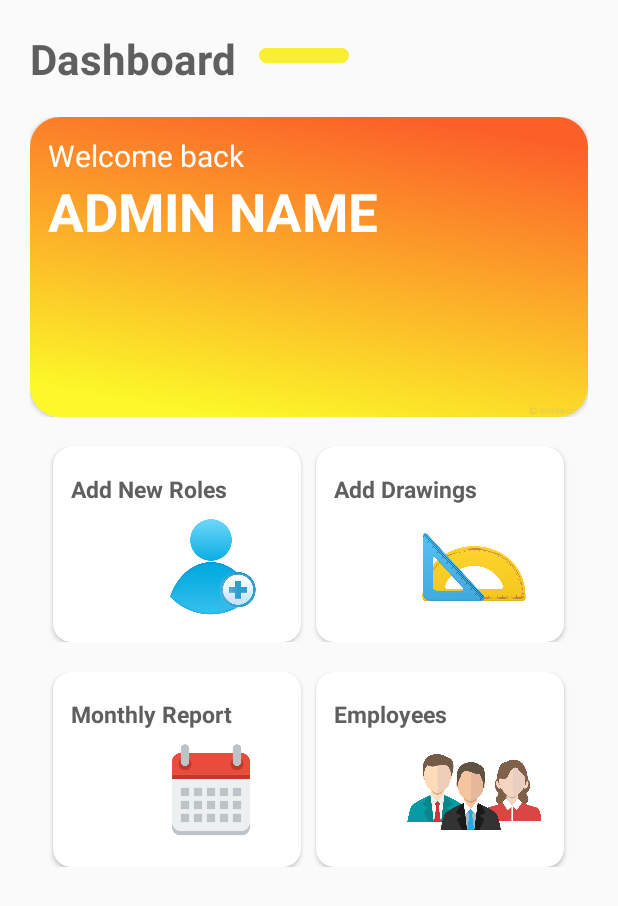
After one commit to 1ezio/Hirmi_android_client, an Android app: the AdminMainScreenActivity screen opened directly, with no data from a screen before it, on a phone screen of 412 x 824 dp. The commit adds this screen. Shown: the top 906 px of the screen. Run offline under Robolectric (Android 15) with nearby library versions, the phone set to English and light mode, and no system bars.

Commit message:
Admin Dashboard Layout (Admin main Screen)

```diff
--- a/app/src/main/AndroidManifest.xml
+++ b/app/src/main/AndroidManifest.xml
@@ -9,7 +9,8 @@
         android:roundIcon="@mipmap/ic_launcher_round"
         android:supportsRtl="true"
         android:theme="@style/AppTheme">
-        <activity android:name=".User_regis"></activity>
+        <activity android:name=".AdminMainScreenActivity"></activity>
+        <activity android:name=".User_regis" />
         <activity android:name=".MainActivity" />
         <activity
             android:name=".Ispector_layout"
--- /dev/null
+++ b/app/src/main/java/com/hirmiproject/hirmi/AdminMainScreenActivity.java
@@ -0,0 +1,14 @@
+package com.hirmiproject.hirmi;
+
+import androidx.appcompat.app.AppCompatActivity;
+
+import android.os.Bundle;
+
+public class AdminMainScreenActivity extends AppCompatActivity {
+
+    @Override
+    protected void onCreate(Bundle savedInstanceState) {
+        super.onCreate(savedInstanceState);
+        setContentView(R.layout.activity_admin_main_screen);
+    }
+}
--- /dev/null
+++ b/app/src/main/res/drawable/bg_view.xml
@@ -0,0 +1,5 @@
+<?xml version="1.0" encoding="utf-8"?>
+<shape xmlns:android="http://schemas.android.com/apk/res/android">
+    <solid android:color="#f9ee30"/>
+    <corners android:radius="28dp"/>
+</shape>
--- /dev/null
+++ b/app/src/main/res/layout/activity_admin_main_screen.xml
@@ -0,0 +1,259 @@
+<?xml version="1.0" encoding="utf-8"?>
+<LinearLayout xmlns:android="http://schemas.android.com/apk/res/android"
+    xmlns:app="http://schemas.android.com/apk/res-auto"
+    xmlns:tools="http://schemas.android.com/tools"
+    android:layout_width="match_parent"
+    android:layout_height="match_parent"
+    android:orientation="vertical"
+    android:padding="10dp"
+    tools:context=".AdminMainScreenActivity">
+
+    <LinearLayout
+        android:layout_width="match_parent"
+        android:layout_height="wrap_content"
+        android:orientation="horizontal"
+        android:padding="10dp">
+
+        <TextView
+            android:layout_width="wrap_content"
+            android:layout_height="wrap_content"
+            android:fontFamily="@font/roboto_bold"
+            android:text="Dashboard"
+            android:textColor="#5f5f5f"
+            android:textSize="28sp"
+            android:textStyle="bold" />
+
+        <View
+            android:layout_width="60dp"
+            android:layout_height="10dp"
+            android:layout_marginLeft="15dp"
+            android:layout_marginTop="12dp"
+            android:background="@drawable/bg_view" />
+
+    </LinearLayout>
+
+    <LinearLayout
+        android:layout_width="match_parent"
+        android:layout_height="wrap_content"
+        android:orientation="vertical"
+        android:padding="10dp">
+
+        <androidx.cardview.widget.CardView
+            android:layout_width="match_parent"
+            android:layout_height="200dp"
+            android:elevation="12dp"
+
+            android:padding="12dp"
+            app:cardCornerRadius="20dp">
+
+            <LinearLayout
+                android:layout_width="match_parent"
+                android:layout_height="match_parent"
+                android:background="@drawable/img_bg_dasboard"
+                android:orientation="vertical">
+
+
+                <LinearLayout
+                    android:layout_width="match_parent"
+                    android:layout_height="wrap_content"
+                    android:orientation="horizontal"
+                    android:paddingTop="12dp"
+                    android:paddingLeft="12dp">
+
+                    <TextView
+                        android:layout_width="wrap_content"
+                        android:layout_height="wrap_content"
+                        android:fontFamily="@font/roboto_italic"
+                        android:text="Welcome back"
+                        android:textColor="#ffff"
+                        android:textSize="20sp" />
+
+
+                </LinearLayout>
+
+                <LinearLayout
+                    android:paddingLeft="12dp"
+                    android:layout_width="match_parent"
+                    android:layout_height="wrap_content"
+                    android:orientation="horizontal">
+
+                    <TextView
+                        android:layout_width="wrap_content"
+                        android:layout_height="wrap_content"
+                        android:text="ADMIN NAME"
+                        android:textColor="#ffff"
+                        android:textStyle="bold"
+                        android:textSize="35sp"/>
+
+                </LinearLayout>
+            </LinearLayout>
+
+        </androidx.cardview.widget.CardView>
+
+    </LinearLayout>
+
+    <LinearLayout
+        android:layout_width="match_parent"
+        android:layout_height="150dp"
+        android:gravity="center"
+        android:orientation="horizontal"
+        android:padding="10dp">
+
+        <androidx.cardview.widget.CardView
+            android:layout_width="165dp"
+            android:layout_height="match_parent"
+            android:elevation="12dp"
+            android:padding="12dp"
+            app:cardCornerRadius="12dp">
+
+            <RelativeLayout
+                android:layout_width="match_parent"
+                android:layout_height="match_parent">
+
+                <TextView
+                    android:layout_width="wrap_content"
+                    android:layout_height="wrap_content"
+                    android:layout_marginTop="5dp"
+                    android:fontFamily="@font/roboto_bold"
+                    android:padding="12dp"
+                    android:text="Add New Roles"
+                    android:textColor="#5f5f5f"
+                    android:textSize="15sp"
+                    android:textStyle="bold" />
+
+                <ImageView
+                    android:layout_width="100dp"
+                    android:layout_height="80dp"
+                    android:layout_alignParentRight="true"
+                    android:layout_alignParentBottom="true"
+                    android:layout_marginRight="10dp"
+                    android:layout_marginBottom="10dp"
+                    android:padding="5dp"
+                    android:src="@drawable/add_people" />
+
+            </RelativeLayout>
+
+        </androidx.cardview.widget.CardView>
+
+        <androidx.cardview.widget.CardView
+            android:layout_width="165dp"
+            android:layout_height="match_parent"
+            android:layout_marginLeft="10dp"
+            android:elevation="12dp"
+            android:padding="12dp"
+            app:cardCornerRadius="12dp">
+
+            <RelativeLayout
+                android:layout_width="match_parent"
+                android:layout_height="match_parent">
+
+                <TextView
+                    android:layout_width="wrap_content"
+                    android:layout_height="wrap_content"
+                    android:layout_marginTop="5dp"
+                    android:fontFamily="@font/roboto_bold"
+                    android:padding="12dp"
+                    android:text="Add Drawings"
+                    android:textColor="#5f5f5f"
+                    android:textSize="15sp"
+                    android:textStyle="bold" />
+
+                <ImageView
+                    android:layout_width="100dp"
+                    android:layout_height="80dp"
+                    android:layout_alignParentRight="true"
+                    android:layout_alignParentBottom="true"
+                    android:layout_marginRight="10dp"
+                    android:layout_marginBottom="10dp"
+                    android:padding="5dp"
+                    android:src="@drawable/img_drawings" />
+
+            </RelativeLayout>
+
+        </androidx.cardview.widget.CardView>
+
+    </LinearLayout>
+
+    <LinearLayout
+        android:layout_width="match_parent"
+        android:layout_height="150dp"
+        android:gravity="center"
+        android:orientation="horizontal"
+        android:padding="10dp">
+
+        <androidx.cardview.widget.CardView
+            android:layout_width="165dp"
+            android:layout_height="match_parent"
+            android:elevation="12dp"
+            android:padding="12dp"
+            app:cardCornerRadius="12dp">
+
+            <RelativeLayout
+                android:layout_width="match_parent"
+                android:layout_height="match_parent">
+
+                <TextView
+                    android:layout_width="wrap_content"
+                    android:layout_height="wrap_content"
+                    android:layout_marginTop="5dp"
+                    android:fontFamily="@font/roboto_bold"
+                    android:padding="12dp"
+                    android:text="Monthly Report"
+                    android:textColor="#5f5f5f"
+                    android:textSize="15sp"
+                    android:textStyle="bold" />
+
+                <ImageView
+                    android:layout_width="100dp"
+                    android:layout_height="80dp"
+                    android:layout_alignParentRight="true"
+                    android:layout_alignParentBottom="true"
+                    android:layout_marginRight="10dp"
+                    android:layout_marginBottom="10dp"
+                    android:padding="5dp"
+                    android:src="@drawable/img_calender" />
+
+            </RelativeLayout>
+
+        </androidx.cardview.widget.CardView>
+
+        <androidx.cardview.widget.CardView
+            android:layout_width="165dp"
+            android:layout_height="match_parent"
+            android:layout_marginLeft="10dp"
+            android:elevation="12dp"
+            android:padding="12dp"
+            app:cardCornerRadius="12dp">
+
+            <RelativeLayout
+                android:layout_width="match_parent"
+                android:layout_height="match_parent">
+
+                <TextView
+                    android:layout_width="wrap_content"
+                    android:layout_height="wrap_content"
+                    android:layout_marginTop="5dp"
+                    android:fontFamily="@font/roboto_bold"
+                    android:padding="12dp"
+                    android:text="Employees"
+                    android:textColor="#5f5f5f"
+                    android:textSize="15sp"
+                    android:textStyle="bold" />
+
+                <ImageView
+                    android:layout_width="100dp"
+                    android:layout_height="80dp"
+                    android:layout_alignParentRight="true"
+                    android:layout_alignParentBottom="true"
+                    android:layout_marginRight="10dp"
+                    android:layout_marginBottom="10dp"
+                    android:padding="5dp"
+                    android:src="@drawable/img_employee" />
+
+            </RelativeLayout>
+
+        </androidx.cardview.widget.CardView>
+
+    </LinearLayout>
+
+</LinearLayout>
--- a/app/src/main/res/layout/custodian_dialog_box.xml
+++ b/app/src/main/res/layout/custodian_dialog_box.xml
@@ -1,7 +1,10 @@
 <?xml version="1.0" encoding="utf-8"?>
 <LinearLayout xmlns:android="http://schemas.android.com/apk/res/android"
-    android:layout_width="wrap_content"
-    android:layout_height="wrap_content"
+    android:layout_width="350dp"
+    android:layout_height="250dp"
+    android:layout_gravity="center_horizontal"
+    xmlns:app="http://schemas.android.com/apk/res-auto"
+    android:padding="18dp"
     android:orientation="vertical">
 
     <LinearLayout
```
Also changed, not shown: app/src/main/res/add_people/people_add.png (added), app/src/main/res/bg-view/Honeyview_UltraTech-Cement.png (added), app/src/main/res/drawable-v24/add_people.png (added), app/src/main/res/drawable-v24/img_bg_dasboard.png (added), app/src/main/res/drawable-v24/img_calender.png (added), app/src/main/res/drawable-v24/img_drawings.png (added), app/src/main/res/drawable-v24/img_employee.png (added), app/src/main/res/font/roboto_bold.ttf (added), app/src/main/res/font/roboto_italic.ttf (added), app/src/main/res/font/roboto_medium.ttf (added), app/src/main/res/font/roboto_mediumitalic.ttf (added), app/src/main/res/font/roboto_regular.ttf (added).
